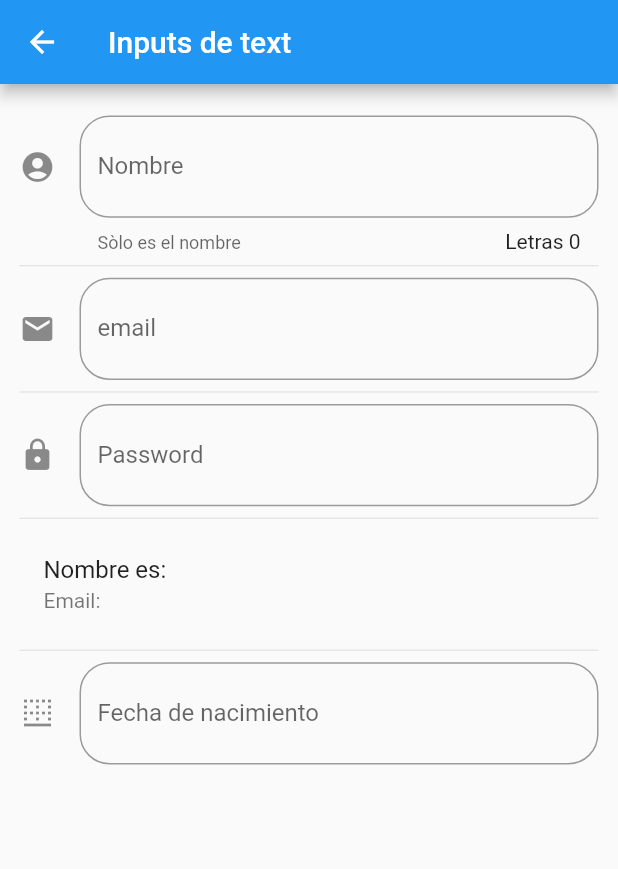
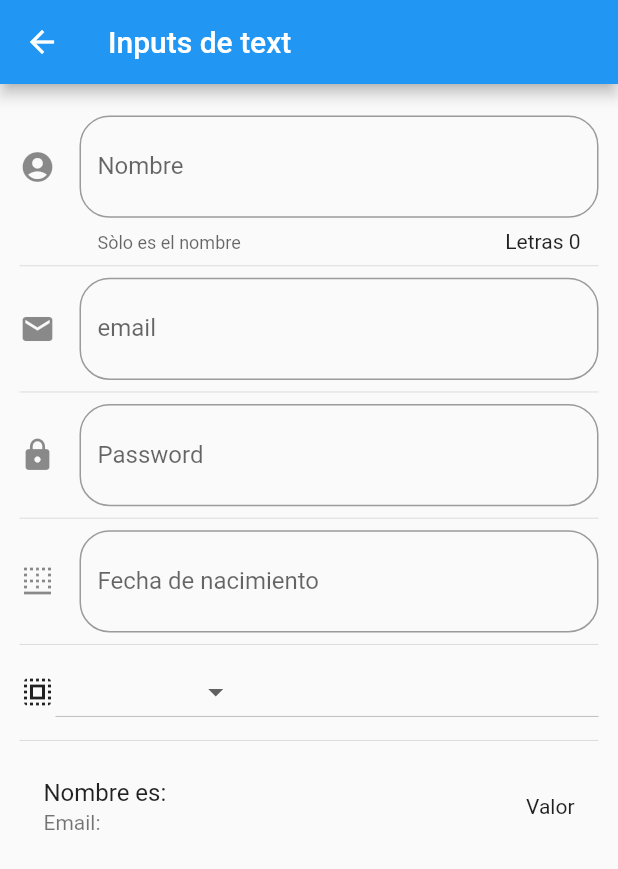
Before and after one commit to ilodi/ComponentesFlutter, a Flutter app: the InputPage screen opened by its route, on a phone screen of 412 x 824 dp. Shown: the top 869 px of the screen. Run offline on Flutter 3.47's test engine with Material 2 defaults, Android fonts, the phone set to English and light mode, and no system bars.

Commit message:
se termina los input textos

```diff
--- a/lib/main.dart
+++ b/lib/main.dart
@@ -13,7 +13,6 @@ class MyApp extends StatelessWidget {
       title: 'Material App',
       debugShowCheckedModeBanner: false,
       localizationsDelegates: [
-        // ... app-specific localization delegate[s] here
         GlobalMaterialLocalizations.delegate,
         GlobalWidgetsLocalizations.delegate,
       ],
--- a/lib/src/pages/input_page.dart
+++ b/lib/src/pages/input_page.dart
@@ -1,5 +1,4 @@
 import 'package:flutter/material.dart';
-
 
 class InputPage extends StatefulWidget {
   @override
@@ -10,6 +9,8 @@ class _InputPageState extends State<InputPage> {
   String _nombre = '';
   String _email = '';
   String _fecha = '';
+  String _opcionSeleccionada = 'Valor';
+  List<String> _poderes = ['Volar', 'Rayos X', 'Super Aliento', 'Super Fuerza'];
 
   TextEditingController _inputFitDateController = new TextEditingController();
 
@@ -28,9 +29,11 @@ class _InputPageState extends State<InputPage> {
             Divider(),
             _crearPassword(),
             Divider(),
+            _crearFecha(context),
+            Divider(),
+            _crearDropdown(),
+            Divider(),
             _crearPersona(),
-            Divider(),
-            _crearFecha(context),
           ],
         ));
   }
@@ -60,6 +63,7 @@ class _InputPageState extends State<InputPage> {
     return ListTile(
       title: Text('Nombre es: $_nombre '),
       subtitle: Text('Email: $_email'),
+      trailing: Text(_opcionSeleccionada),
     );
   }
 
@@ -110,6 +114,40 @@ class _InputPageState extends State<InputPage> {
     );
   }
 
+  List<DropdownMenuItem<String>> getOpcionesDropdown() {
+    List<DropdownMenuItem<String>> lista = new List();
+
+    _poderes.forEach((poder) {
+      lista.add(DropdownMenuItem(
+        child: Text(poder),
+        value: poder,
+      ));
+    });
+
+    return lista;
+  }
+
+  Widget _crearDropdown() {
+//Personalizar con ayuda de row
+
+    return Row(
+      children: <Widget>[
+        Icon(Icons.select_all),
+        //EXpanded amplia al maximo el widget
+        Expanded(
+            child: DropdownButton(
+          value: _opcionSeleccionada,
+          items: getOpcionesDropdown(),
+          onChanged: (opt) {
+            setState(() {
+              _opcionSeleccionada = opt;
+            });
+          },
+        ))
+      ],
+    );
+  }
+
 //metodo
   _selectDate(BuildContext context) async {
     DateTime picked = await showDatePicker(
```
